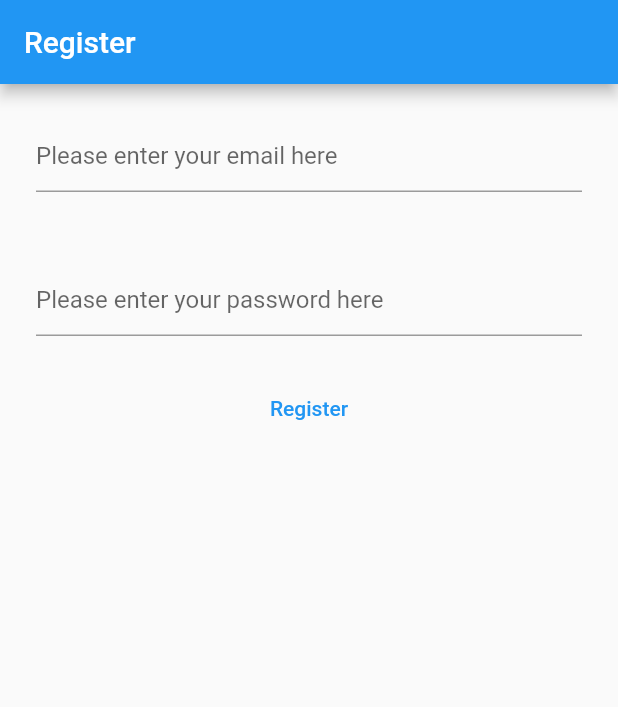
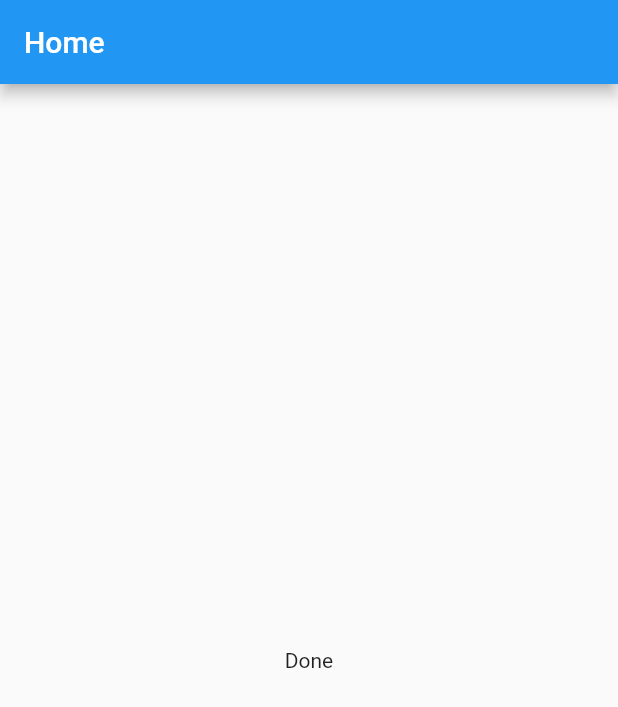
Before and after one commit to leilaabdel/37-hr-flutter-course, a Flutter app: the screen it shows after launch, on a phone screen of 412 x 824 dp. Shown: the top 707 px of the screen. Run offline on Flutter 3.47's test engine with Material 2 defaults, Android fonts, the phone set to English and light mode, and no system bars; our stand-ins replace firebase_auth, firebase_core; accounts and stored records are empty.

Commit message:
[ADD] Added home view

```diff
--- a/lib/main.dart
+++ b/lib/main.dart
@@ -2,6 +2,7 @@ import 'package:firebase_core/firebase_core.dart';
 import 'package:flutter/material.dart';
 import 'package:firebase_auth/firebase_auth.dart';
 import 'package:mynotes/firebase_options.dart';
+import 'package:mynotes/views/home_view.dart';
 import 'package:mynotes/views/login_view.dart';
 import 'package:mynotes/views/register_view.dart';
 
@@ -12,6 +13,6 @@ void main() {
     theme: ThemeData(
       primarySwatch: Colors.blue,
     ),
-    home: const RegisterView(),
+    home: const HomeView(),
   ));
 }
--- /dev/null
+++ b/lib/views/home_view.dart
@@ -0,0 +1,31 @@
+import 'package:firebase_auth/firebase_auth.dart';
+import 'package:firebase_core/firebase_core.dart';
+import 'package:flutter/material.dart';
+import 'package:flutter/src/widgets/container.dart';
+import 'package:flutter/src/widgets/framework.dart';
+
+import '../firebase_options.dart';
+
+class HomeView extends StatelessWidget {
+  const HomeView({super.key});
+
+  @override
+  Widget build(BuildContext context) {
+    return Scaffold(
+        appBar: AppBar(title: const Text("Home")),
+        body: FutureBuilder(
+            future: Firebase.initializeApp(
+                options: DefaultFirebaseOptions.currentPlatform),
+            builder: (context, snapshot) {
+              switch (snapshot.connectionState) {
+                case ConnectionState.done:
+                  print(FirebaseAuth.instance.currentUser);
+                  return const Center(
+                    child: Text("Done"),
+                  );
+                default:
+                  return const Center(child: Text("Loading"));
+              }
+            }));
+  }
+}
--- a/lib/views/login_view.dart
+++ b/lib/views/login_view.dart
@@ -35,13 +35,7 @@ class _LoginViewState extends State<LoginView> {
         appBar: AppBar(
           title: const Text("Login"),
         ),
-        body: FutureBuilder(
-          future: Firebase.initializeApp(
-              options: DefaultFirebaseOptions.currentPlatform),
-          builder: (context, snapshot) {
-            switch (snapshot.connectionState) {
-              case ConnectionState.done:
-                return Column(
+        body: Column(
           children: [
             Padding(
               padding: const EdgeInsets.all(24),
@@ -88,12 +82,6 @@ class _LoginViewState extends State<LoginView> {
               ),
             ),
           ],
-                );
-
-              default:
-                return const Center(child: const Text("Loading..."));
-            }
-          },
         ));
   }
 }
--- a/lib/views/register_view.dart
+++ b/lib/views/register_view.dart
@@ -35,13 +35,7 @@ class _RegisterViewState extends State<RegisterView> {
         appBar: AppBar(
           title: const Text("Register"),
         ),
-        body: FutureBuilder(
-          future: Firebase.initializeApp(
-              options: DefaultFirebaseOptions.currentPlatform),
-          builder: (context, snapshot) {
-            switch (snapshot.connectionState) {
-              case ConnectionState.done:
-                return Column(
+        body: Column(
           children: [
             Padding(
               padding: const EdgeInsets.all(24),
@@ -89,12 +83,6 @@ class _RegisterViewState extends State<RegisterView> {
               ),
             ),
           ],
-                );
-
-              default:
-                return Center(child: const Text("Loading..."));
-            }
-          },
         ));
   }
 }
```
Lines whose indentation alone changed are shown as unchanged.
